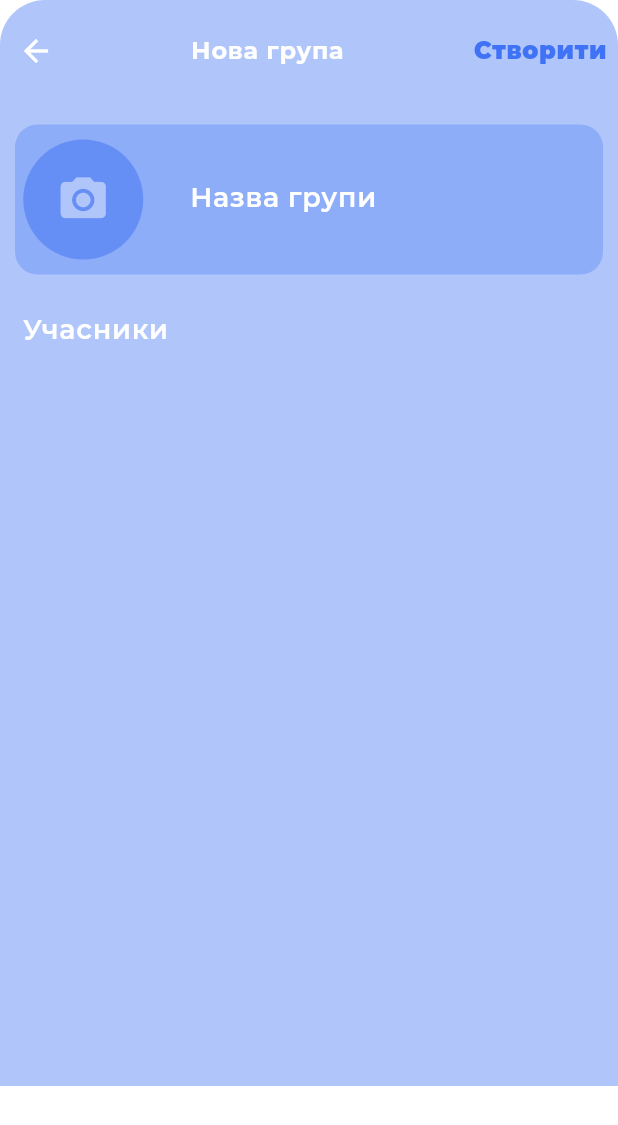
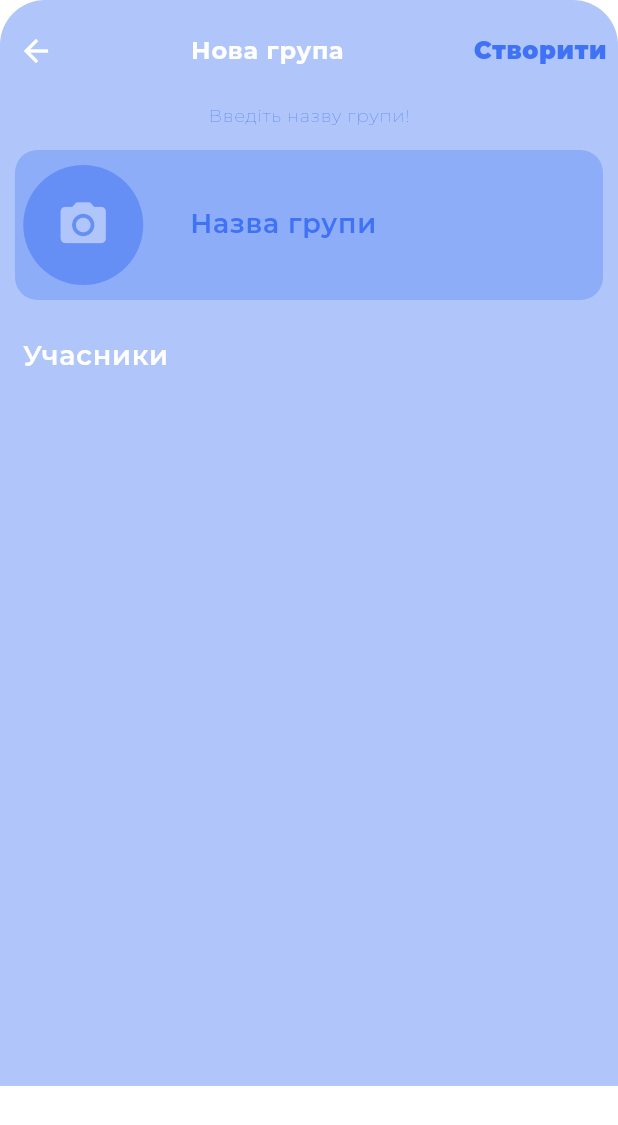
Before and after one commit to Sofiiakus2/messenger, a Flutter app: the NewGroupCreatingSettings widget shown alone on an empty page, opened directly with empty values, after a tap on "Створити", on a phone screen of 412 x 824 dp. Shown: the top 1125 px of the screen. Run offline on Flutter 3.47's test engine with Material 3 defaults, Android fonts, the phone set to English and light mode, and no system bars; our stand-ins replace cloud_firestore, file_picker, firebase_auth, firebase_core, flutter_svg, get and 3 more; accounts and stored records are empty.

Commit message:
fixed bugs

```diff
--- a/lib/all_chats/extraWidgets/chats_block_view.dart
+++ b/lib/all_chats/extraWidgets/chats_block_view.dart
@@ -35,6 +35,9 @@ class ChatsBlockView extends StatelessWidget {
               },
               child: Container(
                 margin: const EdgeInsets.only(bottom: 10),
+                color: isMessageNeed
+                  ? Colors.white
+                  : Colors.transparent,
                 child: Row(
                   children: [
                     CircleAvatar(radius: isMessageNeed
@@ -90,7 +93,6 @@ class ChatsBlockView extends StatelessWidget {
                 ),
               ),
             ),
-            if(isMessageNeed == false)
             Container(
                 width: screenSize.width,
                 padding: EdgeInsets.only(bottom: 10),
--- a/lib/all_chats/extraWidgets/createChatSheet/new_group_creating_settings.dart
+++ b/lib/all_chats/extraWidgets/createChatSheet/new_group_creating_settings.dart
@@ -23,6 +23,22 @@ class NewGroupCreatingSettings extends StatefulWidget {
 
 class _NewGroupCreatingSettingsState extends State<NewGroupCreatingSettings> {
   TextEditingController groupNameController = TextEditingController();
+  bool isTriedToLeaveEmptyName = false;
+  FocusNode groupNameFocusNode = FocusNode();
+
+  @override
+  void initState() {
+    groupNameFocusNode.addListener(() {
+      setState(() {});
+    });
+    super.initState();
+  }
+
+  @override
+  void dispose() {
+    groupNameFocusNode.dispose();
+    super.dispose();
+  }
 
   @override
   Widget build(BuildContext context) {
@@ -59,7 +75,9 @@ class _NewGroupCreatingSettingsState extends State<NewGroupCreatingSettings> {
                     ),
                     Text(
                       'Нова група',
-                      style: Theme.of(context).textTheme.labelSmall?.copyWith(color: Colors.white, fontWeight: FontWeight.bold),
+                      style: Theme.of(context).textTheme.labelSmall?.copyWith(
+                          color: Colors.white,
+                          fontWeight: FontWeight.bold),
                     ),
                     TextButton(
                       onPressed: () async{
@@ -71,10 +89,11 @@ class _NewGroupCreatingSettingsState extends State<NewGroupCreatingSettings> {
                               .toList();
                           ChatRepository().createAndGetGroupChat(userIds, groupNameController.text);
                          widget.onClose();
-                        }
-
-
-
+                        }else{
+                         setState(() {
+                           isTriedToLeaveEmptyName = true;
+                         });
+                       }
                       },
                       child: Text(
                         'Створити',
@@ -88,6 +107,17 @@ class _NewGroupCreatingSettingsState extends State<NewGroupCreatingSettings> {
                   ],
                 ),
               ),
+              if(isTriedToLeaveEmptyName)
+                Center(
+                  child: Text(
+                    'Введіть назву групи!',
+                    style: Theme.of(context).textTheme.labelSmall?.copyWith(
+                        color: thirdColor,
+                        fontWeight: FontWeight.w100,
+                        fontSize: 12,
+                    ),
+                  ),
+                ),
               Container(
                 width: screenSize.width,
                 height: 100,
@@ -109,10 +139,19 @@ class _NewGroupCreatingSettingsState extends State<NewGroupCreatingSettings> {
                       height: 50,
                       width: 270,
                       child: TextField(
+                        focusNode: groupNameFocusNode,
                         controller: groupNameController,
                         decoration: InputDecoration(
                           hintText: 'Назва групи',
-                          hintStyle: Theme.of(context).textTheme.labelMedium,
+                          hintStyle: Theme.of(context).textTheme.labelMedium?.copyWith(
+                            color: isTriedToLeaveEmptyName
+                                ? groupNameFocusNode.hasFocus
+                                  ? thirdColor.withOpacity(0.4)
+                                  :thirdColor
+                                : groupNameFocusNode.hasFocus
+                                  ? Colors.white.withOpacity(0.4)
+                                  : Colors.white,
+                          ),
                           border: InputBorder.none,
                           enabledBorder: InputBorder.none,
                           focusedBorder: InputBorder.none,
--- a/lib/all_chats/extraWidgets/searchChatsPage/search_chats_view.dart
+++ b/lib/all_chats/extraWidgets/searchChatsPage/search_chats_view.dart
@@ -31,6 +31,7 @@ class _SearchChatsViewState extends State<SearchChatsView> {
     allUsers = await UserRepository().getAllUsers();
     setState(() {
       filteredUsers = allUsers;
+      chatController.filterChats('');
     });
   }
 
--- a/lib/enter/login_page.dart
+++ b/lib/enter/login_page.dart
@@ -104,7 +104,6 @@ class _LoginPageState extends State<LoginPage> {
                                 context
                             );
                           }
-                          //todo: create login
 
                         },
                         style: ElevatedButton.styleFrom(
```
Also changed, not shown: lib/personal_chat/extraWidgets/sendingBlock/reply_forward_block.dart (+4 -3 lines), lib/personal_chat/extraWidgets/sendingBlock/sending_block.dart (+9 -2 lines), lib/personal_chat/personal_chat_page.dart (+11 -0 lines), 2 other files.
